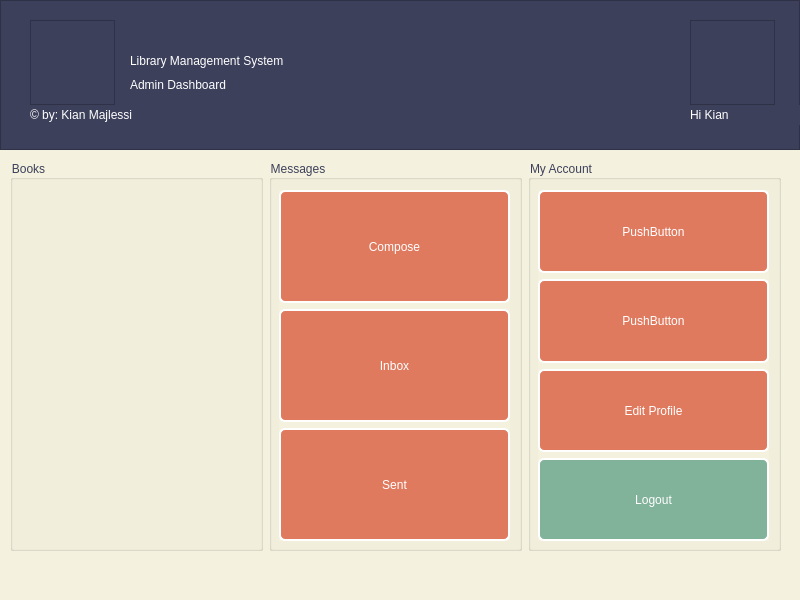
kianmajl/Library, file mainwindow_user.ui: the form before one commit.
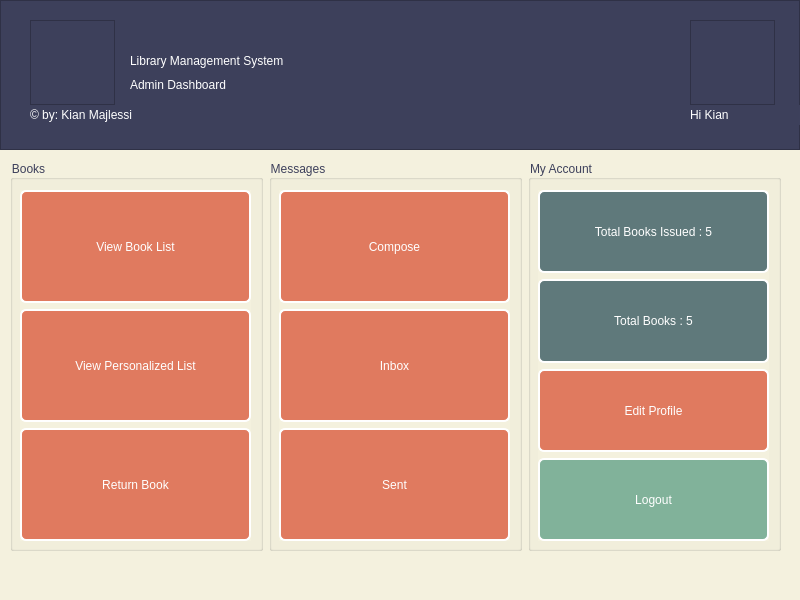
The form after the commit. Icons and pictures are not drawn.

Commit message: edit & complete design the dashboard forms

Diff of the .ui file:
```diff
--- a/mainwindow_user.ui
+++ b/mainwindow_user.ui
@@ -42,6 +42,14 @@
 QPushButton:hover#pushButton_logout
 {
 	background-color: rgb(242, 204, 143);
+}
+QPushButton#pushButton_totalb
+{
+	background-color: rgb(95, 121, 123);
+}
+QPushButton#pushButton_totalbissued
+{
+	background-color: rgb(95, 121, 123);
 }</string>
   </property>
   <widget class="QWidget" name="centralwidget">
@@ -179,6 +187,57 @@
        <property name="title">
         <string>Books</string>
        </property>
+       <widget class="QWidget" name="verticalLayoutWidget_3">
+        <property name="geometry">
+         <rect>
+          <x>10</x>
+          <y>30</y>
+          <width>231</width>
+          <height>351</height>
+         </rect>
+        </property>
+        <layout class="QVBoxLayout" name="verticalLayout_3">
+         <item>
+          <widget class="QPushButton" name="pushButton_viewlist">
+           <property name="sizePolicy">
+            <sizepolicy hsizetype="Expanding" vsizetype="Expanding">
+             <horstretch>0</horstretch>
+             <verstretch>0</verstretch>
+            </sizepolicy>
+           </property>
+           <property name="text">
+            <string>View Book List</string>
+           </property>
+          </widget>
+         </item>
+         <item>
+          <widget class="QPushButton" name="pushButton_viewplist">
+           <property name="sizePolicy">
+            <sizepolicy hsizetype="Expanding" vsizetype="Expanding">
+             <horstretch>0</horstretch>
+             <verstretch>0</verstretch>
+            </sizepolicy>
+           </property>
+           <property name="text">
+            <string>View Personalized List</string>
+           </property>
+          </widget>
+         </item>
+         <item>
+          <widget class="QPushButton" name="pushButton_returnbook">
+           <property name="sizePolicy">
+            <sizepolicy hsizetype="Expanding" vsizetype="Expanding">
+             <horstretch>0</horstretch>
+             <verstretch>0</verstretch>
+            </sizepolicy>
+           </property>
+           <property name="text">
+            <string>Return Book</string>
+           </property>
+          </widget>
+         </item>
+        </layout>
+       </widget>
       </widget>
      </item>
      <item>
@@ -197,7 +256,7 @@
         </property>
         <layout class="QVBoxLayout" name="verticalLayout">
          <item>
-          <widget class="QPushButton" name="pushButton">
+          <widget class="QPushButton" name="pushButton_compose">
            <property name="sizePolicy">
             <sizepolicy hsizetype="Expanding" vsizetype="Expanding">
              <horstretch>0</horstretch>
@@ -210,7 +269,7 @@
           </widget>
          </item>
          <item>
-          <widget class="QPushButton" name="pushButton_2">
+          <widget class="QPushButton" name="pushButton_inbox">
            <property name="sizePolicy">
             <sizepolicy hsizetype="Expanding" vsizetype="Expanding">
              <horstretch>0</horstretch>
@@ -223,7 +282,7 @@
           </widget>
          </item>
          <item>
-          <widget class="QPushButton" name="pushButton_3">
+          <widget class="QPushButton" name="pushButton_sent">
            <property name="sizePolicy">
             <sizepolicy hsizetype="Expanding" vsizetype="Expanding">
              <horstretch>0</horstretch>
@@ -255,7 +314,7 @@
         </property>
         <layout class="QVBoxLayout" name="verticalLayout_2">
          <item>
-          <widget class="QPushButton" name="pushButton_7">
+          <widget class="QPushButton" name="pushButton_totalbissued">
            <property name="enabled">
             <bool>false</bool>
            </property>
@@ -266,12 +325,12 @@
             </sizepolicy>
            </property>
            <property name="text">
-            <string>PushButton</string>
+            <string>Total Books Issued : 5</string>
            </property>
           </widget>
          </item>
          <item>
-          <widget class="QPushButton" name="pushButton_6">
+          <widget class="QPushButton" name="pushButton_totalb">
            <property name="enabled">
             <bool>false</bool>
            </property>
@@ -282,12 +341,12 @@
             </sizepolicy>
            </property>
            <property name="text">
-            <string>PushButton</string>
+            <string>Total Books : 5</string>
            </property>
           </widget>
          </item>
          <item>
-          <widget class="QPushButton" name="pushButton_5">
+          <widget class="QPushButton" name="pushButton_editprofile">
            <property name="sizePolicy">
             <sizepolicy hsizetype="Expanding" vsizetype="Expanding">
              <horstretch>0</horstretch>
```
The commit also changes 1 other file.
